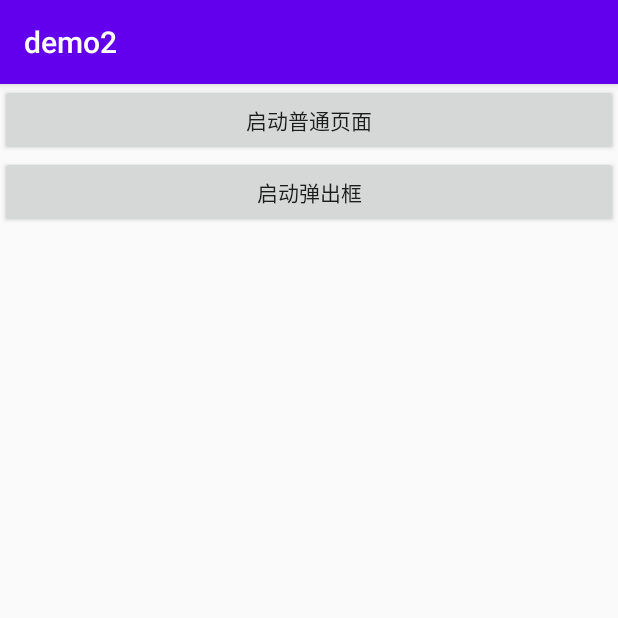
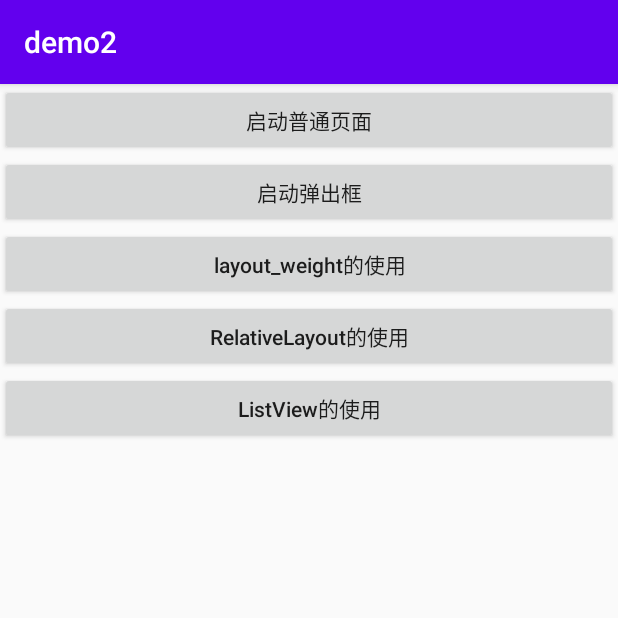
Before and after one commit to mdddj/my_native_android_demo, an Android app: the screen it shows after launch (MainActivity), on a phone screen of 412 x 824 dp, the top half of it. Run offline under Robolectric (Android 15) with nearby library versions, the phone set to English and light mode, and no system bars.

Commit message:
学习列表使用

```diff
--- a/demo2/app/build.gradle
+++ b/demo2/app/build.gradle
@@ -30,6 +30,7 @@ dependencies {
     implementation 'androidx.core:core-ktx:1.3.0'
     implementation 'androidx.appcompat:appcompat:1.1.0'
     implementation 'androidx.constraintlayout:constraintlayout:1.1.3'
+    implementation 'androidx.recyclerview:recyclerview:1.1.0'
     testImplementation 'junit:junit:4.12'
     androidTestImplementation 'androidx.test.ext:junit:1.1.1'
     androidTestImplementation 'androidx.test.espresso:espresso-core:3.2.0'
--- a/demo2/app/src/main/java/shop/itbug/demo2/MainActivity.kt
+++ b/demo2/app/src/main/java/shop/itbug/demo2/MainActivity.kt
@@ -20,6 +20,18 @@ class MainActivity : AppCompatActivity() {
         }
         startDialogActivity.setOnClickListener{
             val intent = Intent(this,DialogActivity::class.java)
+            startActivity(intent)
+        }
+        startWeightActivity.setOnClickListener{
+            val intent = Intent(this,LayoutWeightActivity::class.java)
+            startActivity(intent)
+        }
+        startRelativeLayoutActivity.setOnClickListener{
+            val intent = Intent(this,RelativeLayoutActivity::class.java)
+            startActivity(intent)
+        }
+        startListViewActivity.setOnClickListener{
+            val intent = Intent(this,ListViewActivity::class.java)
             startActivity(intent)
         }
     }
--- /dev/null
+++ b/demo2/app/src/main/java/shop/itbug/demo2/entry/Star.kt
@@ -0,0 +1,3 @@
+package shop.itbug.demo2.entry
+
+class Star(val name: String, val image: Int)
--- a/demo2/app/src/main/res/layout/activity_main.xml
+++ b/demo2/app/src/main/res/layout/activity_main.xml
@@ -5,11 +5,32 @@
     android:layout_height="match_parent">
 
     <Button
+        android:id="@+id/startNormalActivity"
         android:layout_width="match_parent"
-        android:layout_height="wrap_content" android:id="@+id/startNormalActivity" android:text="启动普通页面" />
+        android:layout_height="wrap_content"
+        android:text="启动普通页面" />
 
     <Button
+        android:id="@+id/startDialogActivity"
         android:layout_width="match_parent"
-        android:layout_height="wrap_content" android:id="@+id/startDialogActivity" android:text="启动弹出框" />
+        android:layout_height="wrap_content"
+        android:text="启动弹出框" />
 
+    <Button
+        android:id="@+id/startWeightActivity"
+        android:layout_width="match_parent"
+        android:layout_height="wrap_content"
+        android:text="layout_weight的使用" android:textAllCaps="false"/>
+
+    <Button
+        android:id="@+id/startRelativeLayoutActivity"
+        android:layout_width="match_parent"
+        android:layout_height="wrap_content"
+        android:text="RelativeLayout的使用" android:textAllCaps="false" />
+
+    <Button
+        android:id="@+id/startListViewActivity"
+        android:layout_width="match_parent"
+        android:layout_height="wrap_content"
+        android:text="ListView的使用" android:textAllCaps="false" />
 </LinearLayout>
```
Also changed, not shown: demo2/app/src/main/AndroidManifest.xml (+7 -4 lines), demo2/app/src/main/java/shop/itbug/demo2/LayoutWeightActivity.kt (added, +11 -0 lines), demo2/app/src/main/java/shop/itbug/demo2/ListViewActivity.kt (added, +35 -0 lines), demo2/app/src/main/java/shop/itbug/demo2/NormalActivity.kt (+24 -1 lines), demo2/app/src/main/java/shop/itbug/demo2/RelativeLayoutActivity.kt (added, +11 -0 lines), demo2/app/src/main/java/shop/itbug/demo2/adapter/StarAdapter.kt (added, +41 -0 lines), demo2/app/src/main/res/layout/activity_layout_weight.xml (added, +20 -0 lines), demo2/app/src/main/res/layout/activity_list_view.xml (added, +11 -0 lines), demo2/app/src/main/res/layout/activity_normal.xml (+18 -4 lines), demo2/app/src/main/res/layout/activity_relative_layout.xml (added, +45 -0 lines), demo2/app/src/main/res/layout/star_item.xml (added, +20 -0 lines), demo2/app/src/main/res/drawable/lyf.jpg (added), demo2/app/src/main/res/drawable/oynn.jpg (added), demo2/app/src/main/res/drawable/sy.jpg (added), 2 more files.
